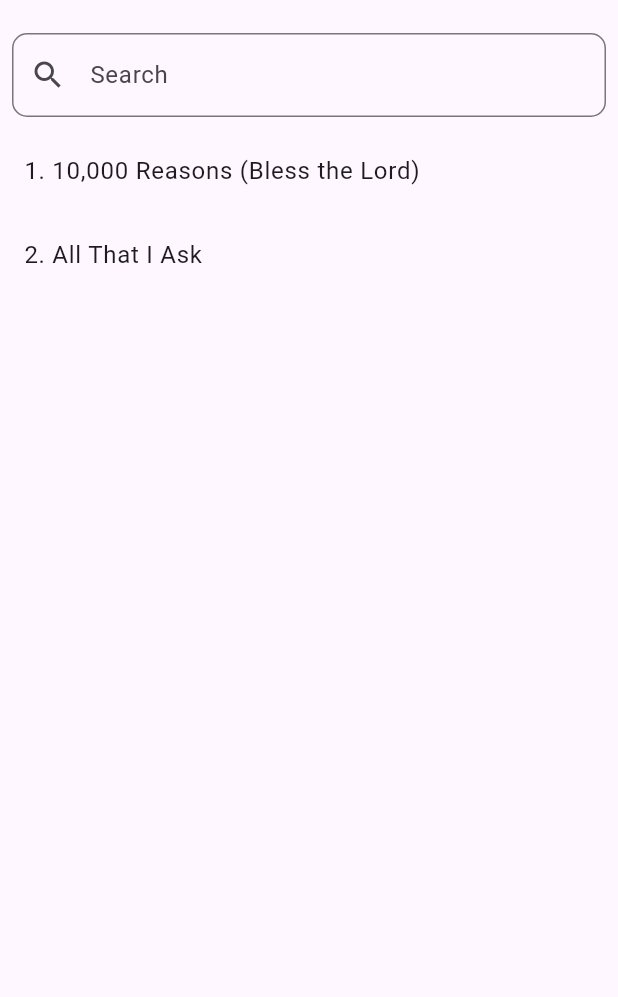
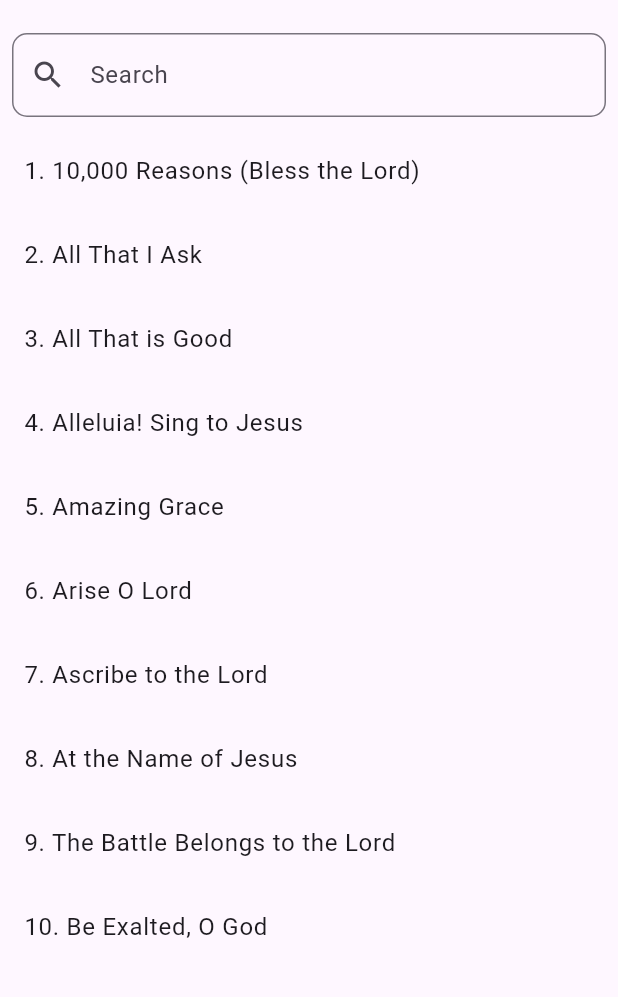
Before and after one commit to chiplink2025/spo_songbook, a Flutter app: the screen it shows after launch, on a phone screen of 412 x 824 dp, the part 63-1060 px from its top. Run offline on Flutter 3.47's test engine with Material 3 defaults, Android fonts, the light colour scheme and no system bars.

Commit message:
Update 19AUG

```diff
--- a/assets/songs.json
+++ b/assets/songs.json
@@ -2,7 +2,7 @@
     {
         "title": "10,000 Reasons (Bless the Lord)",
         "author": "Matt Redman",
-        "lyrics": [["Refrain", "Bless the Lord O my soul, O my soul,\nWorship his holy name.\nSing like never before, O my soul,\nI'll worship your holy name."],
+        "lyrics": [["Refrain", "Bless the L%C%ord O my s%G%oul, O my soul,\nWorship his holy name.\nSing like never before, O my soul,\nI'll worship your holy name."],
         ["Verse 1", "The sun comes up, it's a new day dawning,\nIt's time to sing your song again.\nWhatever may pass and whatever lies before me,\nLet me be singing when the evening comes."],
         ["Verse 2", "You're rich in love and you're slow to anger,\nYour name is great and your heart is kind,\nFor all your goodness I will keep on singing,\n10,000 reasons for my heart to find."],
         ["Verse 3", "And on that day when my strength is failing,\nThe end draws near and my time has come,\nStill my soul will sing your praise un-ending\n10,000 years and then forever more."]],
@@ -18,5 +18,102 @@
         ["Ending", "The Lord is my light and my salvation\nMy confidence when I am afraid"]],
         "number": "2",
         "copyright": "© 2016 Sarah Spangenberg and Joseph Buganski. All rights reserved. Used by permission. "
+    },
+    {
+        "title": "All That is Good",
+        "author": "Ed Conlin",
+        "lyrics": [
+            ["Verse", "All that is good, all that is love,\nWhatever is holy, whatever is true\nYou are their source, You are their fount,\nYou Lord and You alone"],
+            ["Refrain", "Holy, Holy, Holy O Lord Most High\nHoly, Holy, Holy O Lord Most High\n(Repeat Verse)"],
+            ["Refrain", "Worthy, Worthy, Worthy O Lord Most High\nWorthy, Worthy, Worthy O Lord\nYou are Worthy O Lord\nYou are Worthy O Lord –Most High"]
+        ],
+        "number": "3",
+        "copyright": "Copyright © 1998 The Servants Of The Word. Song No. 4916642, CCLI License # found on p.66"
+    },
+    {
+        "title": "Alleluia! Sing to Jesus",
+        "author": "William Chatterton Dix",
+        "lyrics": [
+            ["Verse 1", "Alleluia, sing to Jesus!\nHis the scepter, his the throne\nAlleluia, his the triumph,\nHis the victory alone\nHark the songs of peaceful Zion,\nThunder like a mighty flood\nJesus out of every nation\nHath redeemed us by his blood"],
+            ["Verse 2", "Alleluia, not as orphans,\nAre we left in sorrow now.\nAlleluia, he is near us\nFaith believes nor questions how\nThough the cloud\nFrom sight received him,\nWhen the forty days were o’er,\nShall our hearts forget his promise\nI am with you evermore."],
+            ["Verse 3", "Alleluia, Bread of Heaven\nThou on earth our food our stay\nAlleluia, here the sinful,\nFlee to Thee from day to day\nIntercessor, friend of sinners\nEarth’s redeemer plead for me\nWhere the songs of all the sinless,\nSweep across the crystal sea."]
+        ],
+        "number": "4",
+        "copyright": "Public Domain"
+    },
+    {
+        "title": "Amazing Grace",
+        "author": "Edwin Othello Excell, John Newton, John P. Rees",
+        "lyrics": [
+            ["Verse 1", "Amazing grace how sweet the sound\nThat saved a wretch like me\nI once was lost but now am found\nWas blind but now I see"],
+            ["Verse 2", "'Twas grace that taught my heart to fear\nAnd grace my fears relieved\nHow precious did that grace appear\nThe hour I first believed"],
+            ["Verse 3", "The Lord has promised good to me\nHis Word my hope secures\nHe will my shield and portion be\nAs long as life endures"],
+            ["Verse 4", "Through many dangers toils and snares\nI have already come\n'Tis grace hath brought me safe thus far\nAnd grace will lead me home"],
+            ["Verse 5", "Yea when this flesh and heart shall fail\nAnd mortal life shall cease\nI shall possess within the veil\nA life of joy and peace"],
+            ["Verse 6", "When we've been there ten thousand years\nBright shining as the sun\nWe've no less days to sing God's praise\nThan when we first begun"]
+        ],
+        "number": "5",
+        "copyright": "Public Domain"
+    },
+    {
+        "title": "Arise O Lord",
+        "author": "John Hughes / Joseph Mathias",
+        "lyrics": [
+            ["Verse 1", "The Lord our God is,\nFaithful in all His, words and deeds\nHis steadfast love is, for all who call\nUpon His name"],
+            ["Verse 2", "And He has given us His word,\nThat He will send His Spirit,\nAnd make His dwelling in our midst"],
+            ["Refrain", "Arise, O Lord, and come to your resting place,\nLet your glory fill this temple,\nAnd salvation clothe your saints,\nArise, O Lord,\nAnd may your people rejoice in your goodness\nRemember your promise to us, and arise!"],
+            ["Verse 3", "The highest heavens,\nCannot contain, the Lord our God,\nNor any temple,\nThat man has built, upon the earth."],
+            ["Verse 4", "And who are we that God should come\nAnd make His home within us\nYet by your word let it be done"]
+        ],
+        "number": "6",
+        "copyright": "Copyright © Used with permission"
+    },
+    {
+        "title": "Ascribe to the Lord",
+        "author": "Jim Berlucchi",
+        "lyrics": [
+            ["Verse 1 (Women)", "Ascribe to the Lord, O heavenly beings\nAscribe to Him glory and strength\nO come ascribe to the Lord\nThe glory of His Name\nAnd worship Him in holy array"],
+            ["Verse 1 (Men)", "The voice of God is upon many waters\nThe God of glory, thundering forth\nThe voice of God,\nFull of majesty and power"],
+            ["Refrain", "Women: Alleluia!\nMen: The voice of the Lord\nBreaks the cedars of Lebanon\nWomen: Alleluia!\nMen: The voice of the Lord\nFlashes forth flames of fire\nWomen: Alleluia!\nMen: The voice of the Lord\nStrips the oaks and forests bare\nWomen: Alleluia!\nMen: And in his temple all cry “Glory!”"],
+            ["Verse 2 (Women)", "The Lord sits enthroned over all the flood\nFrom there he reigns\nEnthroned as King forever\nGiving his strength to the people\nWho know his name\nThe Lord blessing his people with peace"],
+            ["Verse 2 (Men)", "The voice of God is upon many waters\nThe God of glory thundering forth\nThe voice of God, full of majesty and power"]
+        ],
+        "number": "7",
+        "copyright": "Copyright © 1981 Songs Of The Sword Of The Spirit. Song No. 246203, CCLI License # found on p.66"
+    },
+    {
+        "title": "At the Name of Jesus",
+        "author": "Noel / James Cowan",
+        "lyrics": [
+            ["Verse 1", "At the name of Jesus, ev’ry knee shall bow\nEv’ry tongue confess Him\nKing of Glory now\n'Tis the Father's pleasure\nWe should call Him Lord\nWho from the beginning\nWas the mighty Word"],
+            ["Verse 2", "Humbled for a season, to receive a name\nFrom the lips of sinners\nUnto whom he came\nFaithfully he bore it, spotless to the last\nBrought it back victorious\nWhen through death he passed"],
+            ["Verse 3", "Bore it up triumphant, with its human light,\nThru all ranks of creatures,\nTo the central height,\nTo the throne of Godhead,\nTo the Father's breast\nFilled it with the glory, of that perfect rest."],
+            ["Verse 4", "In your hearts enthrone Him;\nThere let Him subdue\nAll that is not holy, all that is not true.\nCrown Him as your Captain\nIn temptation's hour;\nLet His will enfold you,\nIn its light and power."],
+            ["Verse 5", "Jesus Lord and Savior, shall return again,\nWith his Father's glory,\nO'er the earth to reign.\nFor all wreaths of empire,\nMeet upon his brow,\nAnd our hearts confess Him\nKing of Glory now."]
+        ],
+        "number": "8",
+        "copyright": "Copyright © 1986 International Liturgy Publications. Song No. 2483232, CCLI License # found on p.66"
+    },
+    {
+        "title": "The Battle Belongs to the Lord",
+        "author": "Jamie Owens-Collins",
+        "lyrics": [
+            ["Verse 1", "In heavenly armor we'll enter the land,\nThe battle belongs to the Lord!\nNo weapon that's fashioned\nAgainst us will stand,\nThe battle belongs to the Lord!"],
+            ["Refrain", "And we sing glory, honor,\nPower and strength to the Lord. (2x)"],
+            ["Verse 2", "When the power of darkness\nComes in like a flood,\nThe battle belongs to the Lord!\nHe's raised up a standard,\nThe power of His blood,\nThe battle belongs to the Lord!"],
+            ["Verse 3", "When your enemy presses\nIn hard do not fear,\nThe battle belongs to the Lord!\nTake courage, my friend,\nYour redemption is near,\nThe battle belongs to the Lord!"]
+        ],
+        "number": "9",
+        "copyright": "Copyright © 1985 Fairhill Music. Song No. 21583, CCLI License # found on p.66"
+    },
+    {
+        "title": "Be Exalted, O God",
+        "author": "Brent Chambers",
+        "lyrics": [
+            ["Verse", "I will give thanks to Thee,\nO Lord, among the people.\nI will sing praises\nTo Thee among the nations.\nFor Thy steadfast love is great,\nIs great to the Heavens,\nAnd Thy faithfulness,\nThy faithfulness, to the clouds."],
+            ["Refrain", "Be exalted, O God, above the Heavens.\nLet Thy glory be over all the earth! (2x)"]
+        ],
+        "number": "10",
+        "copyright": "Copyright © 1977 Scripture In Song. Song No. 21112, CCLI License # found on p.66"
     }
 ]
--- a/lib/song_list.dart
+++ b/lib/song_list.dart
@@ -19,7 +19,7 @@ class _SongListScreenState extends State<SongListScreen> {
   void initState() {
     super.initState();
     filteredSongs = List.from(widget.songs)
-      ..sort((a, b) => a.title.compareTo(b.title));
+      ..sort((a, b) => a.number.compareTo(b.title));
   }
 
   void updateSearch(String query) {
@@ -30,7 +30,7 @@ class _SongListScreenState extends State<SongListScreen> {
               .where(
                 (song) =>
                     song.title.toLowerCase().contains(searchQuery) ||
-                    //song.lyrics.toLowerCase().contains(searchQuery) ||
+                    song.lyrics.expand((line) => line).join(" ").toLowerCase().contains(searchQuery) ||
                     //Implement song lyrics search later
                     song.number.toString().contains(searchQuery),
               )
```
Also changed, not shown: lib/song_page.dart (+173 -14 lines).
